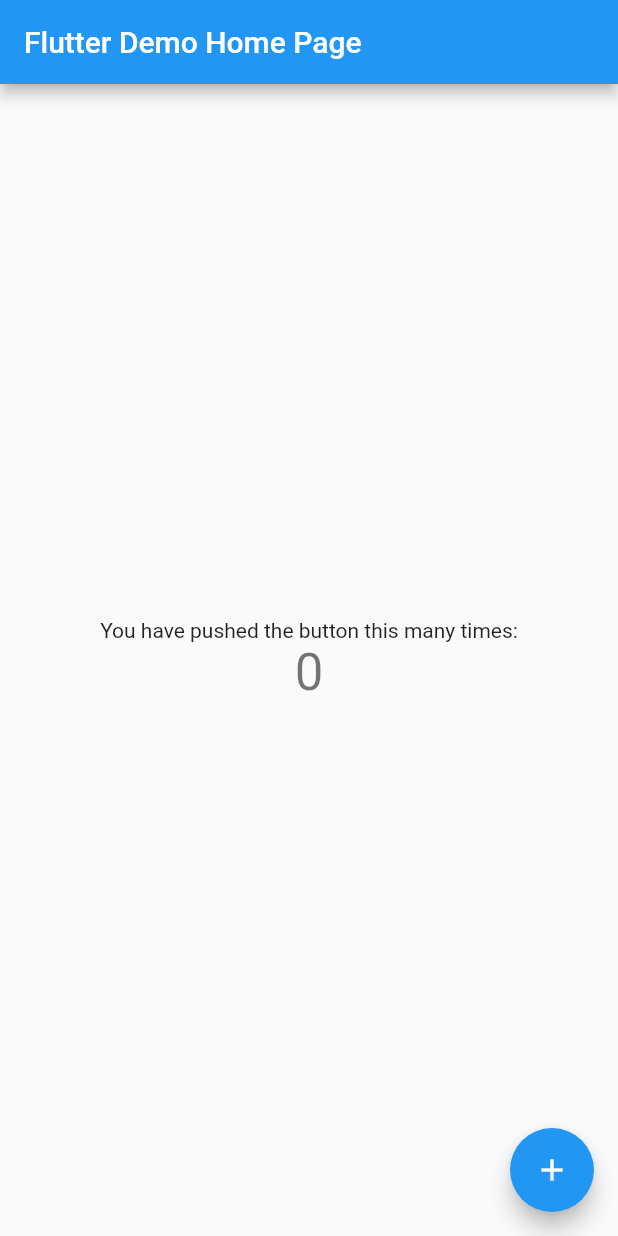
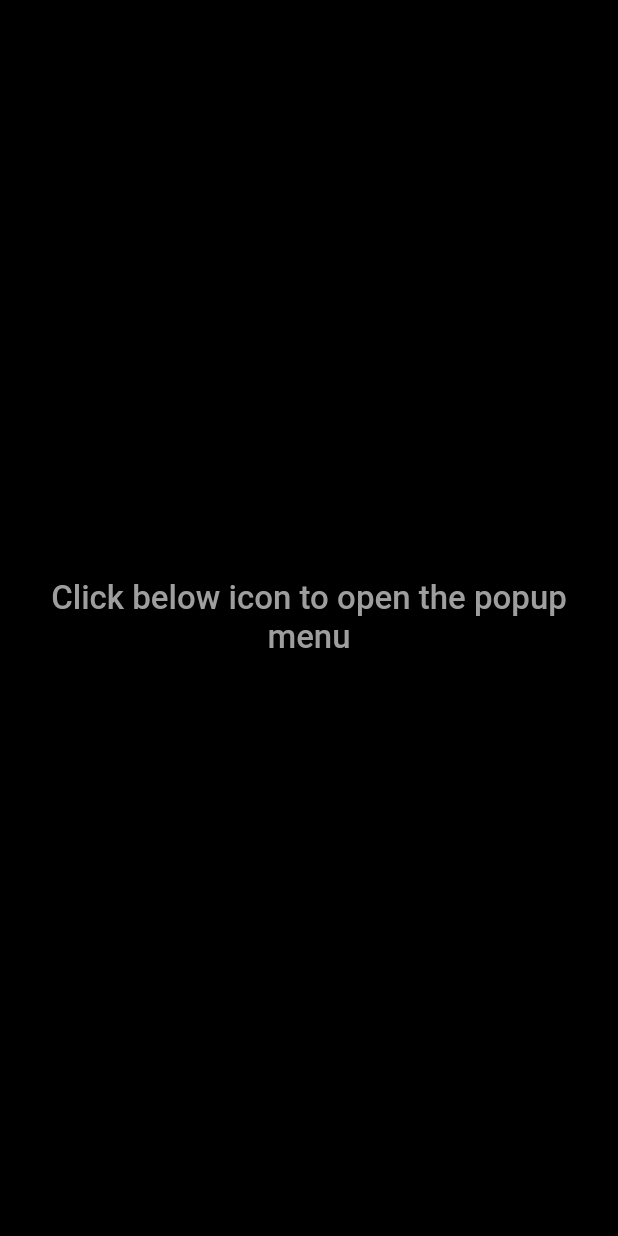
Before and after one commit to satyam-seth-learnings/flutter_experiments, a Flutter app: the screen it shows after launch, on a phone screen of 412 x 824 dp. Run offline on Flutter 3.47's test engine with Material 2 defaults, Android fonts, the phone set to English and light mode, and no system bars; missing offline and left inert: fraction, random_color.

Commit message:
remove default app and add intro example

```diff
--- a/custom popup menu example/custom_popup_menu/lib/main.dart
+++ b/custom popup menu example/custom_popup_menu/lib/main.dart
@@ -11,105 +11,46 @@
   @override
   Widget build(BuildContext context) {
     return MaterialApp(
-      title: 'Flutter Demo',
+      title: 'Flutter Drop Down Menu Demo',
       theme: ThemeData(
-        // This is the theme of your application.
-        //
-        // Try running your application with "flutter run". You'll see the
-        // application has a blue toolbar. Then, without quitting the app, try
-        // changing the primarySwatch below to Colors.green and then invoke
-        // "hot reload" (press "r" in the console where you ran "flutter run",
-        // or simply save your changes to "hot reload" in a Flutter IDE).
-        // Notice that the counter didn't reset back to zero; the application
-        // is not restarted.
         primarySwatch: Colors.blue,
       ),
-      home: const MyHomePage(title: 'Flutter Demo Home Page'),
+      home: const MyHomePage(),
+      debugShowCheckedModeBanner: false,
     );
   }
 }
 
 class MyHomePage extends StatefulWidget {
-  const MyHomePage({super.key, required this.title});
-
-  // This widget is the home page of your application. It is stateful, meaning
-  // that it has a State object (defined below) that contains fields that affect
-  // how it looks.
-
-  // This class is the configuration for the state. It holds the values (in this
-  // case the title) provided by the parent (in this case the App widget) and
-  // used by the build method of the State. Fields in a Widget subclass are
-  // always marked "final".
-
-  final String title;
+  const MyHomePage({super.key});
 
   @override
   State<MyHomePage> createState() => _MyHomePageState();
 }
 
 class _MyHomePageState extends State<MyHomePage> {
-  int _counter = 0;
-
-  void _incrementCounter() {
-    setState(() {
-      // This call to setState tells the Flutter framework that something has
-      // changed in this State, which causes it to rerun the build method below
-      // so that the display can reflect the updated values. If we changed
-      // _counter without calling setState(), then the build method would not be
-      // called again, and so nothing would appear to happen.
-      _counter++;
-    });
-  }
-
   @override
   Widget build(BuildContext context) {
-    // This method is rerun every time setState is called, for instance as done
-    // by the _incrementCounter method above.
-    //
-    // The Flutter framework has been optimized to make rerunning build methods
-    // fast, so that you can just rebuild anything that needs updating rather
-    // than having to individually change instances of widgets.
     return Scaffold(
-      appBar: AppBar(
-        // Here we take the value from the MyHomePage object that was created by
-        // the App.build method, and use it to set our appbar title.
-        title: Text(widget.title),
-      ),
-      body: Center(
-        // Center is a layout widget. It takes a single child and positions it
-        // in the middle of the parent.
+      body: Container(
+        alignment: Alignment.center,
+        color: Colors.black,
+        padding: const EdgeInsets.all(5),
         child: Column(
-          // Column is also a layout widget. It takes a list of children and
-          // arranges them vertically. By default, it sizes itself to fit its
-          // children horizontally, and tries to be as tall as its parent.
-          //
-          // Invoke "debug painting" (press "p" in the console, choose the
-          // "Toggle Debug Paint" action from the Flutter Inspector in Android
-          // Studio, or the "Toggle Debug Paint" command in Visual Studio Code)
-          // to see the wireframe for each widget.
-          //
-          // Column has various properties to control how it sizes itself and
-          // how it positions its children. Here we use mainAxisAlignment to
-          // center the children vertically; the main axis here is the vertical
-          // axis because Columns are vertical (the cross axis would be
-          // horizontal).
           mainAxisAlignment: MainAxisAlignment.center,
-          children: <Widget>[
-            const Text(
-              'You have pushed the button this many times:',
-            ),
+          children: const [
             Text(
-              '$_counter',
-              style: Theme.of(context).textTheme.headlineMedium,
+              'Click below icon to open the popup menu',
+              textAlign: TextAlign.center,
+              style: TextStyle(
+                color: Colors.grey,
+                fontSize: 22,
+                fontWeight: FontWeight.w500,
+              ),
             ),
           ],
         ),
       ),
-      floatingActionButton: FloatingActionButton(
-        onPressed: _incrementCounter,
-        tooltip: 'Increment',
-        child: const Icon(Icons.add),
-      ), // This trailing comma makes auto-formatting nicer for build methods.
     );
   }
 }
```
